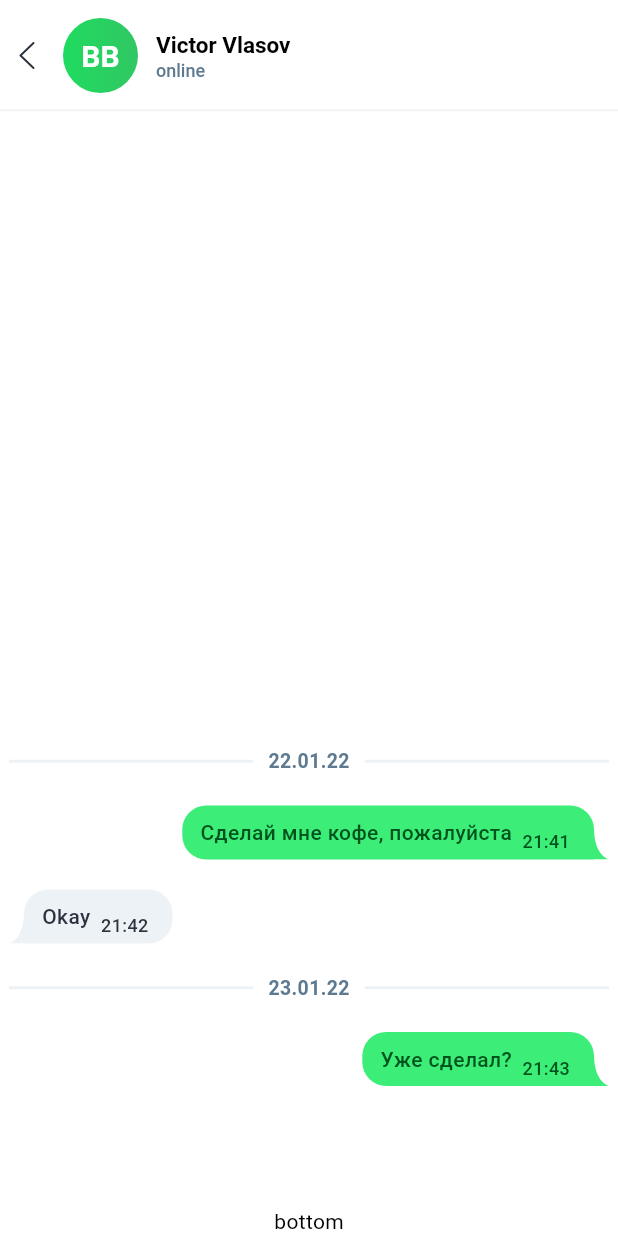
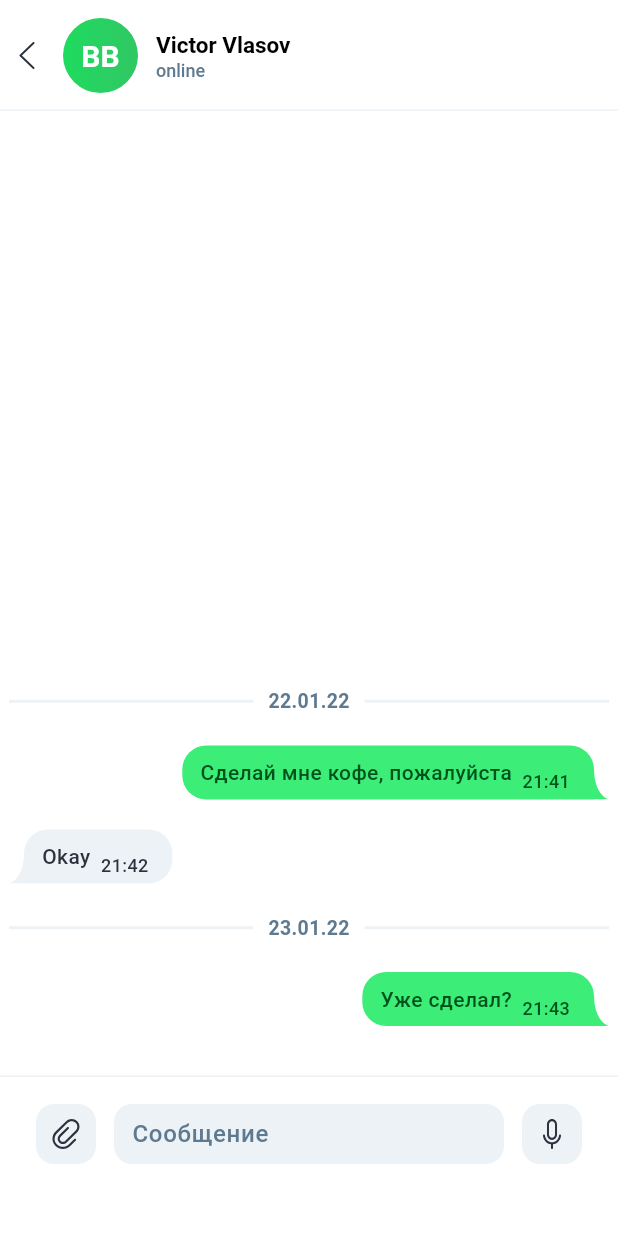
Before and after one commit to SarsenovZ2z/mozz, a Flutter app: the screen it shows after launch, after a tap on "BB", on a phone screen of 412 x 824 dp. Run offline on Flutter 3.47's test engine with Material 3 defaults, Android fonts, the phone set to English and light mode, and no system bars; our stand-ins replace flutter_svg, get_it, go_router.

Commit message:
chat bottomSheet

```diff
--- a/lib/src/features/chat/presentation/pages/chat_screen.dart
+++ b/lib/src/features/chat/presentation/pages/chat_screen.dart
@@ -100,7 +100,7 @@ class _Content extends StatelessWidget {
       reverse: true,
       padding: const EdgeInsets.symmetric(horizontal: 6),
       children: [
-        const SizedBox(height: 100),
+        const SizedBox(height: 140),
         for (final group in grouped.entries) ...[
           ...group.value.map(
             (message) => _MessageContainer(
@@ -287,8 +287,122 @@ class _Bottom extends StatelessWidget {
 
   @override
   Widget build(BuildContext context) {
-    return const SafeArea(
-      child: Text('bottom'),
+    return Container(
+      padding: const EdgeInsets.only(
+        left: 20,
+        right: 20,
+        top: 14,
+        bottom: 44,
+      ),
+      decoration: BoxDecoration(
+        color: Theme.of(context).colorScheme.background,
+        border: Border(
+          top: BorderSide(color: Theme.of(context).colorScheme.outline),
+        ),
+      ),
+      child: const Row(
+        mainAxisAlignment: MainAxisAlignment.spaceBetween,
+        children: [
+          _Attach(),
+          SizedBox(width: 8),
+          _TextInput(),
+          SizedBox(width: 8),
+          _Microphone(),
+        ],
+      ),
     );
   }
 }
+
+class _Attach extends StatelessWidget {
+  const _Attach({super.key});
+
+  @override
+  Widget build(BuildContext context) {
+    return _ChatButton(
+      onPressed: () {},
+      icon: 'assets/icons/attach.svg',
+    );
+    ;
+  }
+}
+
+class _Microphone extends StatelessWidget {
+  const _Microphone({super.key});
+
+  @override
+  Widget build(BuildContext context) {
+    return _ChatButton(
+      onPressed: () {},
+      icon: 'assets/icons/micro.svg',
+    );
+  }
+}
+
+class _ChatButton extends StatelessWidget {
+  final void Function() onPressed;
+  final String icon;
+
+  const _ChatButton({
+    super.key,
+    required this.onPressed,
+    required this.icon,
+  });
+
+  @override
+  Widget build(BuildContext context) {
+    return IconButton(
+      onPressed: onPressed,
+      style: ButtonStyle(
+        backgroundColor:
+            MaterialStatePropertyAll(Theme.of(context).colorScheme.tertiary),
+        shape: MaterialStatePropertyAll(
+          RoundedRectangleBorder(
+            borderRadius: BorderRadius.circular(12),
+          ),
+        ),
+      ),
+      icon: SvgPicture.asset(icon),
+    );
+  }
+}
+
+class _TextInput extends StatefulWidget {
+
+  const _TextInput({super.key});
+
+  @override
+  State<_TextInput> createState() => _TextInputState();
+}
+
+class _TextInputState extends State<_TextInput> {
+  late final TextEditingController _controller;
+
+  @override
+  void initState() {
+    _controller = TextEditingController();
+    super.initState();
+  }
+
+  @override
+  void dispose() {
+    _controller.dispose();
+    super.dispose();
+  }
+
+  @override
+  Widget build(BuildContext context) {
+    return Expanded(
+      child: TextFormField(
+        controller: _controller,
+        onFieldSubmitted: (String text) {
+          print("sending message: $text");
+          _controller.clear();
+        },
+        decoration: const InputDecoration(
+          hintText: 'Сообщение',
+        ),
+      ),
+    );
+  }
+}
```
Also changed, not shown: assets/icons/attach.svg (added), assets/icons/micro.svg (added).
